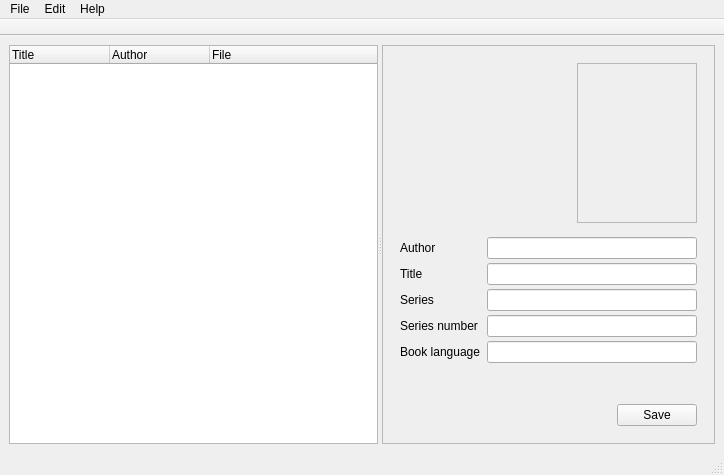
The window that ui/MainWindow.ui (rupor-github/fb2mobi) describes before a commit, drawn with Qt 5.
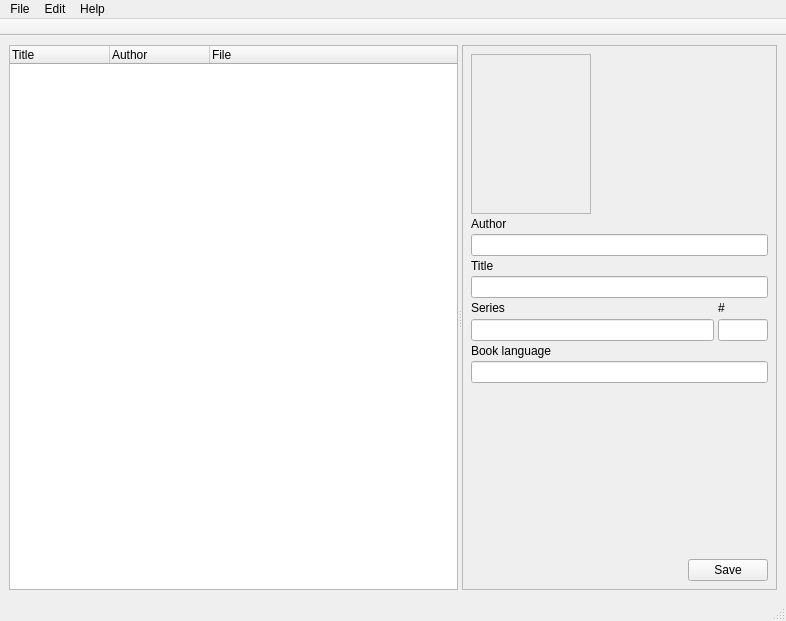
The same window after the commit.

What changed in the file:
```diff
--- a/ui/MainWindow.ui
+++ b/ui/MainWindow.ui
@@ -6,8 +6,8 @@
    <rect>
     <x>0</x>
     <y>0</y>
-    <width>724</width>
-    <height>475</height>
+    <width>786</width>
+    <height>621</height>
    </rect>
   </property>
   <property name="windowTitle">
@@ -71,37 +71,42 @@
           <x>0</x>
           <y>0</y>
           <width>341</width>
-          <height>402</height>
+          <height>539</height>
          </rect>
         </property>
         <layout class="QVBoxLayout" name="verticalLayout">
+         <property name="spacing">
+          <number>3</number>
+         </property>
+         <property name="leftMargin">
+          <number>8</number>
+         </property>
+         <property name="topMargin">
+          <number>8</number>
+         </property>
+         <property name="rightMargin">
+          <number>8</number>
+         </property>
+         <property name="bottomMargin">
+          <number>8</number>
+         </property>
          <item>
           <layout class="QHBoxLayout" name="horizontalLayout_2">
+           <property name="spacing">
+            <number>0</number>
+           </property>
            <property name="leftMargin">
-            <number>8</number>
+            <number>0</number>
            </property>
            <property name="topMargin">
-            <number>8</number>
+            <number>0</number>
            </property>
            <property name="rightMargin">
-            <number>8</number>
+            <number>0</number>
            </property>
            <property name="bottomMargin">
-            <number>8</number>
+            <number>0</number>
            </property>
-           <item>
-            <spacer name="horizontalSpacer_2">
-             <property name="orientation">
-              <enum>Qt::Horizontal</enum>
-             </property>
-             <property name="sizeHint" stdset="0">
-              <size>
-               <width>40</width>
-               <height>20</height>
-              </size>
-             </property>
-            </spacer>
-           </item>
            <item>
             <widget class="QLabel" name="imgBookCover">
              <property name="sizePolicy">
@@ -139,74 +144,101 @@
              </property>
             </widget>
            </item>
+           <item>
+            <spacer name="horizontalSpacer_2">
+             <property name="orientation">
+              <enum>Qt::Horizontal</enum>
+             </property>
+             <property name="sizeHint" stdset="0">
+              <size>
+               <width>40</width>
+               <height>20</height>
+              </size>
+             </property>
+            </spacer>
+           </item>
           </layout>
          </item>
          <item>
-          <layout class="QFormLayout" name="formLayout">
-           <property name="horizontalSpacing">
-            <number>6</number>
+          <widget class="QLabel" name="labelAuthor">
+           <property name="text">
+            <string>Author</string>
            </property>
-           <property name="verticalSpacing">
+           <property name="alignment">
+            <set>Qt::AlignLeading|Qt::AlignLeft|Qt::AlignVCenter</set>
+           </property>
+          </widget>
+         </item>
+         <item>
+          <widget class="QLineEdit" name="editAuthor">
+           <property name="sizePolicy">
+            <sizepolicy hsizetype="Expanding" vsizetype="Fixed">
+             <horstretch>0</horstretch>
+             <verstretch>0</verstretch>
+            </sizepolicy>
+           </property>
+          </widget>
+         </item>
+         <item>
+          <widget class="QLabel" name="labelBookTitle">
+           <property name="text">
+            <string>Title</string>
+           </property>
+          </widget>
+         </item>
+         <item>
+          <widget class="QLineEdit" name="editTitle"/>
+         </item>
+         <item>
+          <layout class="QGridLayout" name="gridLayout_2">
+           <property name="spacing">
             <number>4</number>
            </property>
-           <property name="leftMargin">
-            <number>8</number>
-           </property>
-           <property name="rightMargin">
-            <number>8</number>
-           </property>
            <item row="0" column="0">
-            <widget class="QLabel" name="label">
+            <widget class="QLabel" name="labelSeries">
              <property name="text">
-              <string>Author</string>
+              <string>Series</string>
              </property>
             </widget>
            </item>
            <item row="0" column="1">
-            <widget class="QLineEdit" name="editAuthor"/>
+            <widget class="QLabel" name="labelSeriesNumber">
+             <property name="text">
+              <string>#</string>
+             </property>
+            </widget>
            </item>
            <item row="1" column="0">
-            <widget class="QLabel" name="label_2">
-             <property name="text">
-              <string>Title</string>
-             </property>
-            </widget>
-           </item>
-           <item row="1" column="1">
-            <widget class="QLineEdit" name="editTitle"/>
-           </item>
-           <item row="2" column="0">
-            <widget class="QLabel" name="label_3">
-             <property name="text">
-              <string>Series</string>
-             </property>
-            </widget>
-           </item>
-           <item row="2" column="1">
             <widget class="QLineEdit" name="editSeries"/>
            </item>
-           <item row="3" column="0">
-            <widget class="QLabel" name="label_4">
-             <property name="text">
-              <string>Series number</string>
+           <item row="1" column="1">
+            <widget class="QLineEdit" name="editSeriesNumber">
+             <property name="sizePolicy">
+              <sizepolicy hsizetype="Maximum" vsizetype="Fixed">
+               <horstretch>0</horstretch>
+               <verstretch>0</verstretch>
+              </sizepolicy>
              </property>
-            </widget>
-           </item>
-           <item row="3" column="1">
-            <widget class="QLineEdit" name="editSeriesNumber"/>
-           </item>
-           <item row="4" column="0">
-            <widget class="QLabel" name="label_5">
-             <property name="text">
-              <string>Book language</string>
+             <property name="maximumSize">
+              <size>
+               <width>50</width>
+               <height>16777215</height>
+              </size>
              </property>
             </widget>
            </item>
-           <item row="4" column="1">
-            <widget class="QLineEdit" name="editBookLanguage"/>
-           </item>
           </layout>
          </item>
+         <item>
+          <widget class="QLabel" name="labelBookLanguage">
+           <property name="text">
+            <string>Book language</string>
+           </property>
+          </widget>
+         </item>
+         <item>
+          <widget class="QLineEdit" name="editBookLanguage"/>
+         </item>
          <item>
           <spacer name="verticalSpacer">
            <property name="orientation">
@@ -222,11 +254,14 @@
          </item>
          <item>
           <layout class="QHBoxLayout" name="horizontalLayout">
+           <property name="spacing">
+            <number>0</number>
+           </property>
            <property name="rightMargin">
-            <number>8</number>
+            <number>0</number>
            </property>
            <property name="bottomMargin">
-            <number>8</number>
+            <number>0</number>
            </property>
            <item>
             <spacer name="horizontalSpacer">
@@ -268,8 +303,8 @@
     <rect>
      <x>0</x>
      <y>0</y>
-     <width>724</width>
-     <height>21</height>
+     <width>786</width>
+     <height>22</height>
     </rect>
    </property>
    <widget class="QMenu" name="menu">
```
